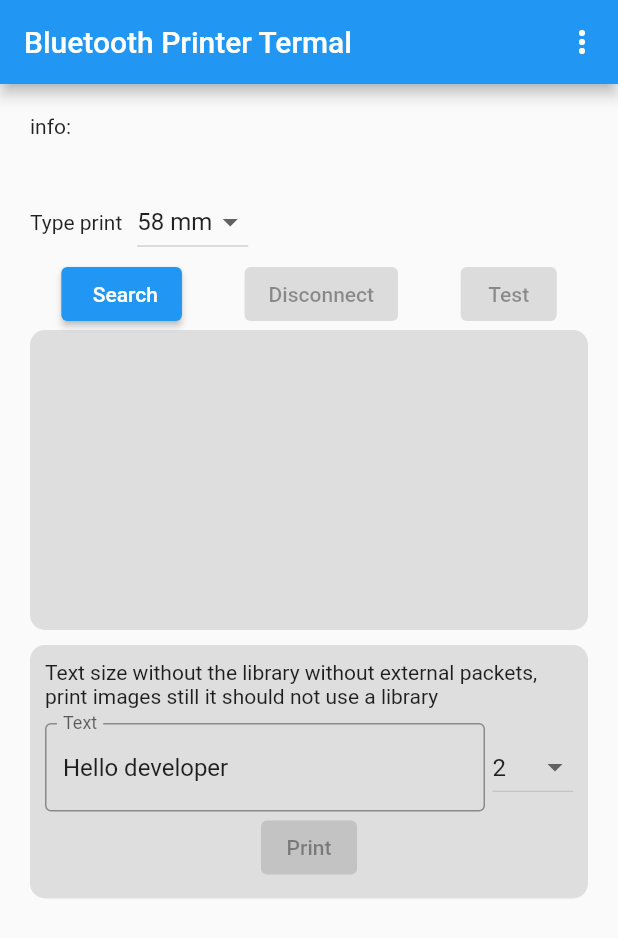
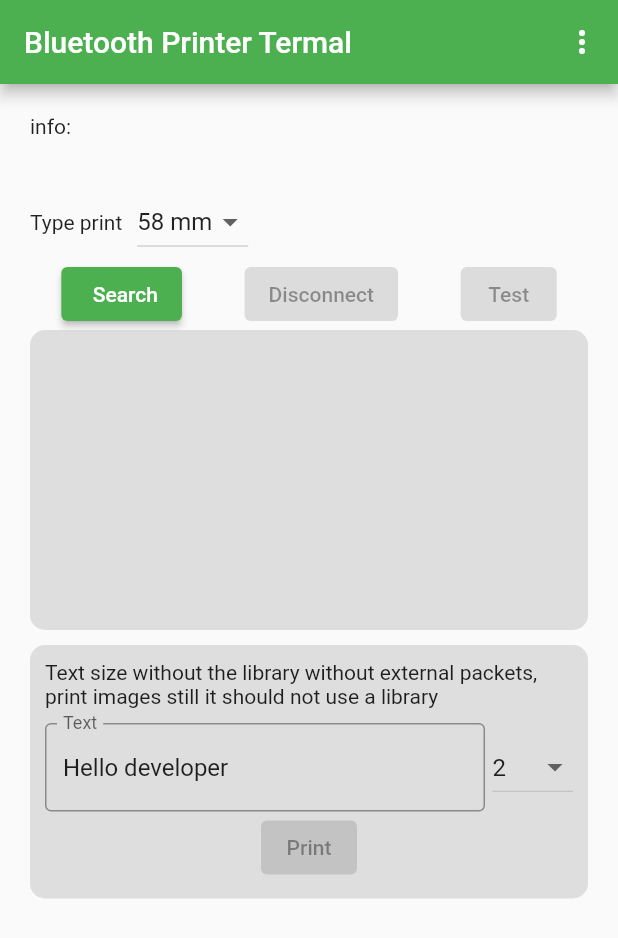
Before and after one commit to iamsamitdev/print_bluetooth_thermal_ios_android, a Flutter app: the screen it shows after launch, on a phone screen of 412 x 824 dp. Shown: the top 938 px of the screen. Run offline on Flutter 3.47's test engine with Material 2 defaults, Android fonts, the phone set to English and light mode, and no system bars; missing offline and left inert: esc_pos_utils_plus, print_bluetooth_thermal.

Commit message:
update main file

```diff
--- a/lib/main.dart
+++ b/lib/main.dart
@@ -43,6 +43,10 @@ class _MyAppState extends State<MyApp> {
   @override
   Widget build(BuildContext context) {
     return MaterialApp(
+      debugShowCheckedModeBanner: false,
+      theme: ThemeData(
+          primarySwatch: Colors.green,
+      ),
       home: Scaffold(
         appBar: AppBar(
           title: const Text('Bluetooth Printer Termal'),
```
Also changed, not shown: 9 other files.
